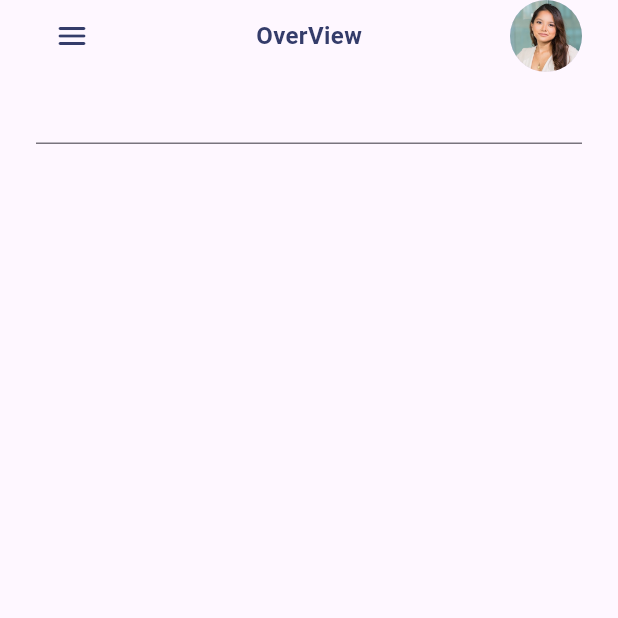
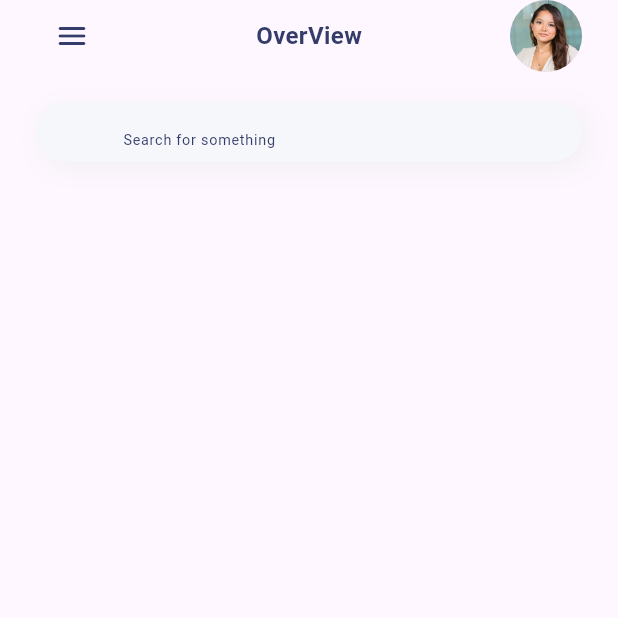
Before and after one commit to amr-khalid-saleh/bank_dash_app, a Flutter app: the screen it shows after launch, on a phone screen of 412 x 824 dp, the top half of it. Run offline on Flutter 3.47's test engine with Material 3 defaults, Android fonts, the phone set to English and light mode, and no system bars.

Commit message:
finish header part three

```diff
--- a/lib/features/dashboard/presentation/views/widgets/custom_header.dart
+++ b/lib/features/dashboard/presentation/views/widgets/custom_header.dart
@@ -10,10 +10,11 @@ class CustomHeader extends StatelessWidget {
   @override
   Widget build(BuildContext context) {
     return Column(
-        children: [
-          CustomAppBar(pageName: pageName),
-          CustomSearchTextField(),
-        ]
+      children: [
+        CustomAppBar(pageName: pageName),
+        const SizedBox(height: 20),
+        const CustomSearchTextField(),
+      ],
     );
   }
 }
--- a/lib/features/dashboard/presentation/views/widgets/custom_search_text_field.dart
+++ b/lib/features/dashboard/presentation/views/widgets/custom_search_text_field.dart
@@ -1,3 +1,4 @@
+import 'package:bank_dash_app/core/utils/text_manager.dart';
 import 'package:flutter/material.dart';
 
 class CustomSearchTextField extends StatelessWidget {
@@ -5,6 +6,45 @@ class CustomSearchTextField extends StatelessWidget {
 
   @override
   Widget build(BuildContext context) {
-    return TextField();
+    return Container(
+      decoration: BoxDecoration(
+        boxShadow: [
+          BoxShadow(
+            color: Color(0xffE7E4E8).withValues(alpha: 0.8),
+            offset: Offset(4, 4),
+            blurRadius: 18,
+            spreadRadius: -5,
+          ),
+        ],
+      ),
+      child: TextField(
+        cursorColor: Colors.black54,
+        textAlignVertical: TextAlignVertical.center,
+        decoration: InputDecoration(
+          isDense: true,
+          filled: true,
+          constraints: BoxConstraints(maxHeight: 40, minHeight: 40),
+          fillColor: Color(0xffF5F7FA),
+          prefix: Padding(
+            padding: const EdgeInsets.symmetric(horizontal: 12),
+            child: Icon(Icons.search_rounded, size: 18),
+          ),
+          hintText: 'Search for something',
+          hintStyle: TextManager.bodyThree12Regular(context),
+          border: OutlineInputBorder(
+            borderRadius: BorderRadius.circular(40),
+            borderSide: BorderSide.none,
+          ),
+          focusedBorder: OutlineInputBorder(
+            borderRadius: BorderRadius.circular(40),
+            borderSide: BorderSide.none,
+          ),
+          enabledBorder: OutlineInputBorder(
+            borderRadius: BorderRadius.circular(40),
+            borderSide: BorderSide.none,
+          ),
+        ),
+      ),
+    );
   }
 }
```
